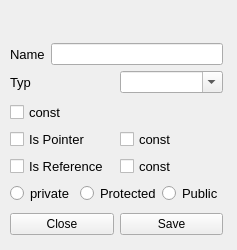
dreinstein/Codegenerator-Cplusplus, file Sources/Gui/attributewidget.ui: the form before one commit.
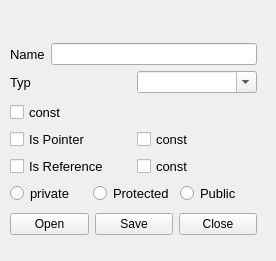
The form after the commit.

Patch:
```diff
--- a/Sources/Gui/attributewidget.ui
+++ b/Sources/Gui/attributewidget.ui
@@ -6,8 +6,8 @@
    <rect>
     <x>0</x>
     <y>0</y>
-    <width>237</width>
-    <height>250</height>
+    <width>276</width>
+    <height>261</height>
    </rect>
   </property>
   <property name="windowTitle">
@@ -42,7 +42,7 @@
     <rect>
      <x>10</x>
      <y>40</y>
-     <width>213</width>
+     <width>247</width>
      <height>199</height>
     </rect>
    </property>
@@ -260,9 +260,12 @@
     <item>
      <layout class="QHBoxLayout" name="horizontalLayout_2">
       <item>
-       <widget class="QPushButton" name="pushButton__Close">
+       <widget class="QPushButton" name="pushButton_Open">
+        <property name="contextMenuPolicy">
+         <enum>Qt::NoContextMenu</enum>
+        </property>
         <property name="text">
-         <string>Close</string>
+         <string>Open</string>
         </property>
        </widget>
       </item>
@@ -273,6 +276,13 @@
         </property>
        </widget>
       </item>
+      <item>
+       <widget class="QPushButton" name="pushButton__Close">
+        <property name="text">
+         <string>Close</string>
+        </property>
+       </widget>
+      </item>
       <item>
        <spacer name="horizontalSpacer">
         <property name="orientation">
```
